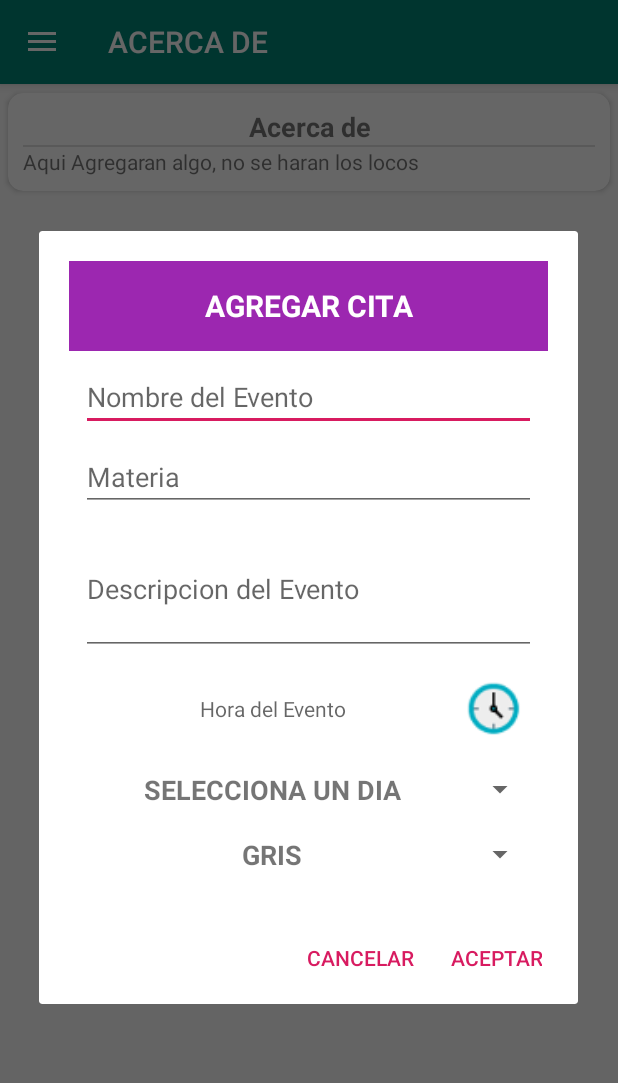
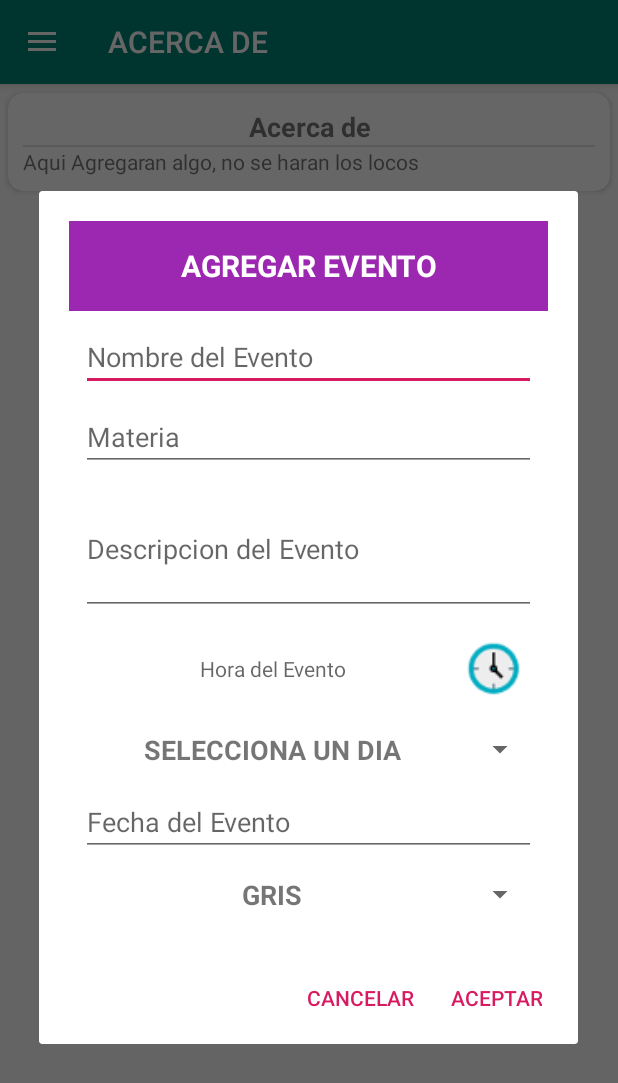
Before and after one commit to chjuca/doit, an Android app: the screen it shows after launch (Navegacion), in the side drawer, after a tap on "ACERCA DE", on a phone screen of 412 x 824 dp. Shown: the top 1083 px of the screen. Run offline under Robolectric (Android 15) with nearby library versions, the phone set to English and light mode, and no system bars; our stand-ins replace Firebase (no records; nobody signed in at launch, a user with empty details on screens opened directly), navigation-ui.

Commit message:
Cree la rama development

```diff
--- a/app/src/main/java/com/xcheko51x/agendacitas/Adaptadores/AdaptadorTodasCitas.java
+++ b/app/src/main/java/com/xcheko51x/agendacitas/Adaptadores/AdaptadorTodasCitas.java
@@ -71,7 +71,7 @@ public class AdaptadorTodasCitas extends RecyclerView.Adapter<AdaptadorTodasCita
 
             clCita = itemView.findViewById(R.id.clCita);
             tvIdCita = itemView.findViewById(R.id.tvIdCita);
-            tvHora = itemView.findViewById(R.id.tvHora);
+            tvHora = itemView.findViewById(R.id.evHour);
             tvNombre = itemView.findViewById(R.id.tvNombre);
             tvTelefono = itemView.findViewById(R.id.tvTelefono);
             tvMotivo = itemView.findViewById(R.id.tvMotivo);
--- a/app/src/main/res/layout/dialog_agregar_cita.xml
+++ b/app/src/main/res/layout/dialog_agregar_cita.xml
@@ -11,18 +11,18 @@
         android:id="@+id/textView"
         android:layout_width="match_parent"
         android:layout_height="60dp"
-        android:text="AGREGAR CITA"
+        android:background="#9C27B0"
+        android:gravity="center"
+        android:text="AGREGAR EVENTO"
         android:textColor="#FFFFFF"
         android:textSize="20sp"
         android:textStyle="bold"
-        android:gravity="center"
-        android:background="#9C27B0"
         app:layout_constraintEnd_toEndOf="parent"
         app:layout_constraintStart_toStartOf="parent"
         app:layout_constraintTop_toTopOf="parent" />
 
     <EditText
-        android:id="@+id/etNombre"
+        android:id="@+id/evName"
         android:layout_width="match_parent"
         android:layout_height="wrap_content"
         android:layout_marginStart="8dp"
@@ -48,10 +48,10 @@
         android:inputType="phone"
         app:layout_constraintEnd_toEndOf="parent"
         app:layout_constraintStart_toStartOf="parent"
-        app:layout_constraintTop_toBottomOf="@+id/etNombre" />
+        app:layout_constraintTop_toBottomOf="@+id/evName" />
 
     <EditText
-        android:id="@+id/etMotivo"
+        android:id="@+id/evDescription"
         android:layout_width="match_parent"
         android:layout_height="wrap_content"
         android:layout_marginStart="8dp"
@@ -79,14 +79,14 @@
         android:orientation="horizontal"
         app:layout_constraintEnd_toEndOf="parent"
         app:layout_constraintStart_toStartOf="parent"
-        app:layout_constraintTop_toBottomOf="@+id/etMotivo">
+        app:layout_constraintTop_toBottomOf="@+id/evDescription">
 
         <androidx.constraintlayout.widget.ConstraintLayout
             android:layout_width="match_parent"
             android:layout_height="wrap_content">
 
             <TextView
-                android:id="@+id/tvHora"
+                android:id="@+id/evHour"
                 android:layout_width="0dp"
                 android:layout_height="0dp"
                 android:layout_marginStart="8dp"
@@ -134,8 +134,23 @@
         app:layout_constraintStart_toStartOf="parent"
         app:layout_constraintTop_toBottomOf="@+id/linearLayout" />
 
+    <EditText
+        android:id="@+id/evDate"
+        android:layout_width="match_parent"
+        android:layout_height="wrap_content"
+        android:layout_marginStart="8dp"
+        android:layout_marginLeft="8dp"
+        android:layout_marginTop="8dp"
+        android:layout_marginEnd="8dp"
+        android:layout_marginRight="8dp"
+        android:ems="10"
+        android:hint="Fecha del Evento"
+        android:inputType="date"
+        app:layout_constraintEnd_toEndOf="parent"
+        app:layout_constraintStart_toStartOf="parent" />
+
     <Spinner
-        android:id="@+id/spiColores"
+        android:id="@+id/spiColors"
         android:layout_width="match_parent"
         android:layout_height="wrap_content"
         android:layout_marginStart="8dp"
--- a/app/src/main/res/layout/item_rv_citas.xml
+++ b/app/src/main/res/layout/item_rv_citas.xml
@@ -54,12 +54,12 @@
                 android:textColor="#FFFFFF"
                 android:textStyle="bold"
                 app:layout_constraintBottom_toBottomOf="parent"
-                app:layout_constraintEnd_toStartOf="@+id/tvHora"
+                app:layout_constraintEnd_toStartOf="@+id/evHour"
                 app:layout_constraintStart_toEndOf="@+id/tvIdCita"
                 app:layout_constraintTop_toTopOf="parent" />
 
             <TextView
-                android:id="@+id/tvHora"
+                android:id="@+id/evHour"
                 android:layout_width="wrap_content"
                 android:layout_height="wrap_content"
                 android:layout_weight="30"
--- a/app/src/main/res/layout/item_rv_todas_citas.xml
+++ b/app/src/main/res/layout/item_rv_todas_citas.xml
@@ -39,7 +39,7 @@
                     app:layout_constraintTop_toTopOf="parent" />
 
                 <TextView
-                    android:id="@+id/tvHora"
+                    android:id="@+id/evHour"
                     android:layout_width="wrap_content"
                     android:layout_height="wrap_content"
                     android:layout_marginTop="8dp"
```
Also changed, not shown: app/src/main/java/com/xcheko51x/agendacitas/Adaptadores/AdaptadorCitas.java (+5 -8 lines), app/src/main/java/com/xcheko51x/agendacitas/ui/citas/CitasFragment.java (+4 -4 lines).
